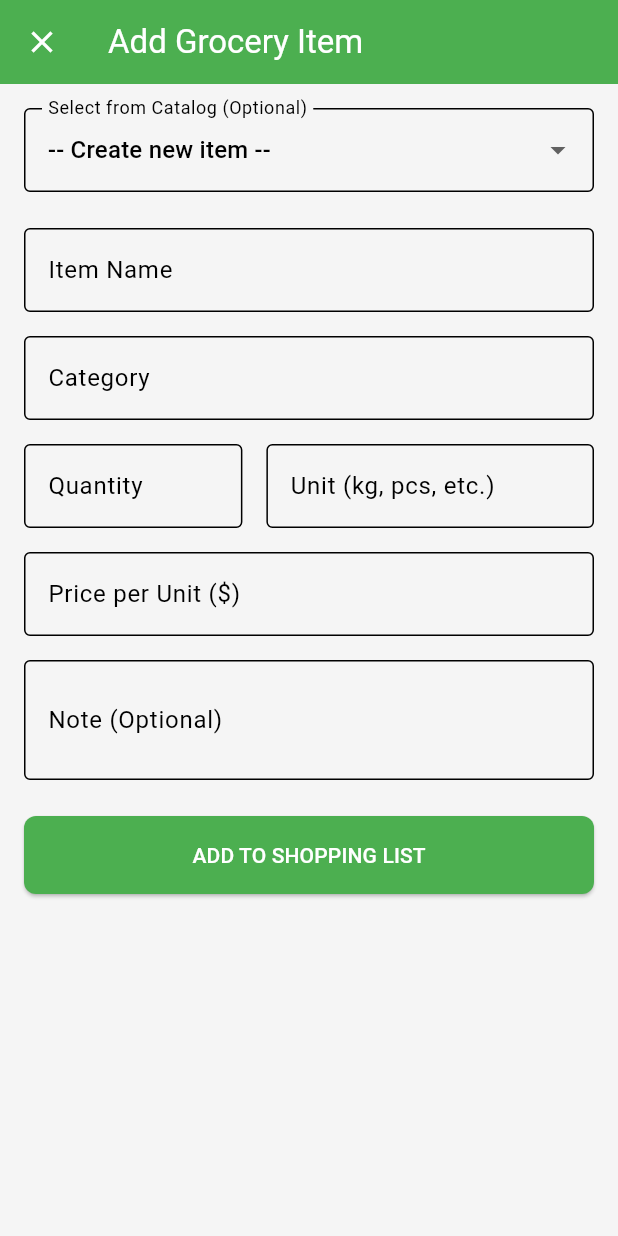
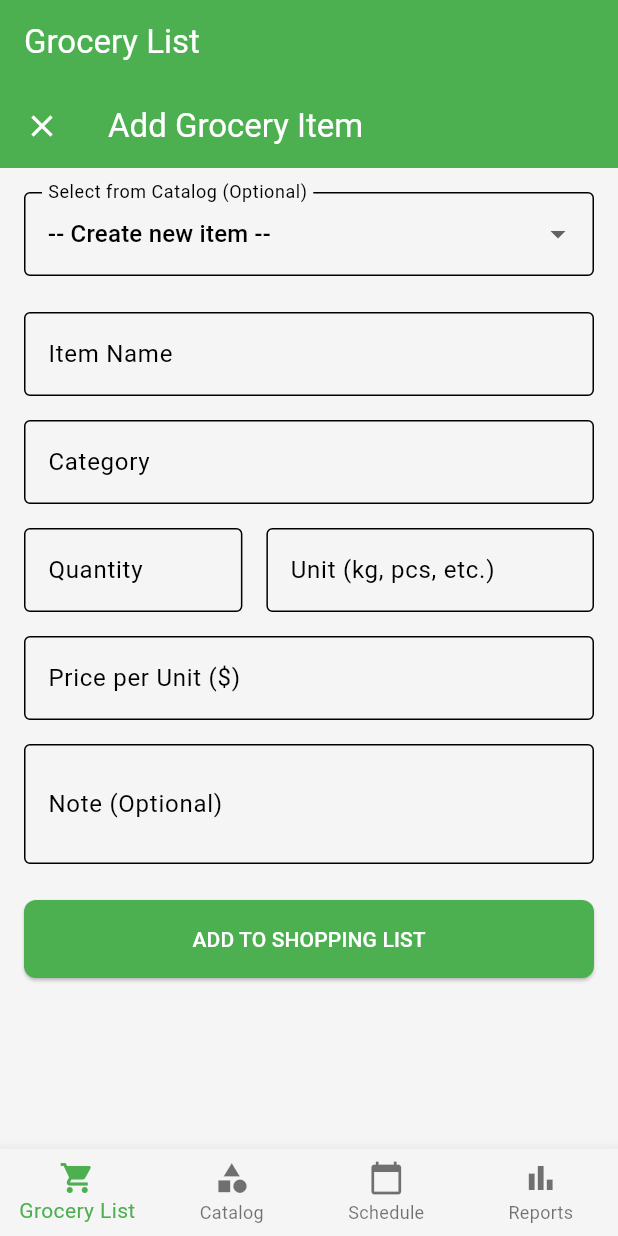
Before and after one commit to KayesAshfaQ/grocery_planner_app, a Flutter app: the screen it shows after launch, after a tap on the "add" icon, on a phone screen of 412 x 824 dp. Run offline on Flutter 3.47's test engine with Material 3 defaults, Android fonts, the light colour scheme and no system bars; our stand-ins replace connectivity_plus, dartz, dio, equatable, floor, flutter_bloc and 4 more; accounts and stored records are empty; generated files the repository leaves out were written again.

Commit message:
feat: refactor app routing to use StatefulShellRoute, HomePage as Dashboard and AnalyticsPage as ReportsPage

```diff
--- a/lib/config/routes/app_router.dart
+++ b/lib/config/routes/app_router.dart
@@ -2,12 +2,16 @@ import 'package:flutter/material.dart';
 import 'package:flutter_bloc/flutter_bloc.dart';
 import 'package:go_router/go_router.dart';
 import 'package:grocery_planner_app/features/home/presentation/blocs/grocery/grocery_bloc.dart';
+import 'package:grocery_planner_app/features/home/presentation/pages/dashboard.dart';
 import 'package:grocery_planner_app/features/home/presentation/pages/grocery_item_editor_page.dart';
-import 'package:grocery_planner_app/features/home/presentation/pages/analytics_page.dart';
+import 'package:grocery_planner_app/features/home/presentation/pages/reports_page.dart';
 import 'package:grocery_planner_app/features/home/presentation/pages/catalog_page.dart';
 import 'package:grocery_planner_app/features/home/presentation/pages/grocery_list_page.dart';
-import 'package:grocery_planner_app/features/home/presentation/pages/home_page.dart';
 import 'package:grocery_planner_app/features/home/presentation/pages/schedule_page.dart';
+
+// Create keys for `root` & `section` navigator avoiding unnecessary rebuilds
+final _rootNavigatorKey = GlobalKey<NavigatorState>();
+final _sectionNavigatorKey = GlobalKey<NavigatorState>();
 
 /// Application router configuration using go_router
 ///
@@ -17,61 +21,66 @@ class AppRouter {
   /// Creates the router configuration
   static GoRouter get router => _router;
 
-  // Route names for the application
-  /// Home screen route name
-  static const String home = '/';
-
-  /// Grocery list screen route name
-  static const String groceryList = '/grocery-list';
-
-  /// Add/edit grocery item screen route name
-  static const String groceryItemEditor = '/grocery-item-editor';
-
-  /// Schedule list screen route name
-  static const String scheduleList = '/schedule-list';
-
-  /// Add/edit schedule screen route name
-  static const String scheduleDetail = '/schedule';
-
-  /// Reports screen route name
-  static const String reports = '/reports';
-
-  /// Price history screen route name
-  static const String priceHistory = '/price-history';
-
-  /// Catalog screen route name
-  static const String catalog = '/catalog';
-
   /// Private router instance
   static final _router = GoRouter(
-    initialLocation: home,
+    navigatorKey: _rootNavigatorKey,
+    initialLocation: GroceryListPage.routePath,
     debugLogDiagnostics: true,
     routes: [
+      // Main stateful shell route for the bottom navigation
+      StatefulShellRoute.indexedStack(
+        builder: (context, state, navigationShell) {
+          // Return the widget that implements the custom shell (e.g a BottomNavigationBar).
+          // The [StatefulNavigationShell] is passed to be able to navigate to other branches in a stateful way.
+          return Dashboard(navigationShell: navigationShell);
+        },
+        branches: [
+          // Grocery List Branch
+          StatefulShellBranch(
+            navigatorKey: _sectionNavigatorKey,
+            routes: [
               GoRoute(
-        path: home,
-        builder: (context, state) => const HomePage(),
-      ),
+                path: GroceryListPage.routePath,
+                builder: (context, state) => const GroceryListShell(),
+                routes: [
                   GoRoute(
-        path: groceryList,
-        builder: (context, state) => GroceryListPage.create(),
-      ),
-      GoRoute(
-        path: groceryItemEditor,
+                    path: GroceryItemEditorPage.routePath,
                     builder: (context, state) {
                       final groceryBloc = state.extra as GroceryBloc;
-
                       return BlocProvider<GroceryBloc>.value(
                         value: groceryBloc,
                         child: const GroceryItemEditorPage(),
                       );
                     },
                   ),
+                ],
+              ),
+            ],
+          ),
+
+          // Catalog Branch
+          StatefulShellBranch(
+            routes: [
               GoRoute(
-        path: scheduleList,
-        builder: (context, state) => const SchedulePage(),
+                path: CatalogPage.routePath,
+                pageBuilder: (context, state) => const NoTransitionPage(
+                  child: CatalogPage(),
                 ),
+              ),
+            ],
+          ),
+
+          // Schedule Branch
+          StatefulShellBranch(
+            routes: [
               GoRoute(
-        path: '$scheduleDetail/:id',
+                path: SchedulePage.routePath,
+                pageBuilder: (context, state) => const NoTransitionPage(
+                  child: SchedulePage(),
+                ),
+                routes: [
+                  GoRoute(
+                    path: ':id',
                     builder: (context, state) {
                       final id = state.pathParameters['id'];
                       return Scaffold(
@@ -81,22 +90,36 @@ class AppRouter {
                       );
                     },
                   ),
+                ],
+              ),
+            ],
+          ),
+
+          // Reports Branch
+          StatefulShellBranch(
+            routes: [
               GoRoute(
-        path: reports,
-        builder: (context, state) => const AnalyticsPage(),
+                path: ReportsPage.routePath,
+                pageBuilder: (context, state) => const NoTransitionPage(
+                  child: ReportsPage(),
                 ),
+                routes: [
                   GoRoute(
-        path: '$priceHistory/:itemId',
+                    path: 'price-history/:itemId',
                     builder: (context, state) {
                       final itemId = state.pathParameters['itemId'];
                       return Scaffold(
-            body: Center(child: Text('Price History Screen for Item ID: $itemId - Implement me')),
+                        body: Center(
+                          child: Text('Price History Screen for Item ID: $itemId - Implement me'),
+                        ),
                       );
                     },
                   ),
-      GoRoute(
-        path: catalog,
-        builder: (context, state) => const CatalogPage(),
+                ],
+              ),
+            ],
+          ),
+        ],
       ),
     ],
     errorBuilder: (context, state) => Scaffold(
@@ -106,3 +129,13 @@ class AppRouter {
     ),
   );
 }
+
+/// A simple wrapper for the GroceryListPage with BlocProvider
+class GroceryListShell extends StatelessWidget {
+  const GroceryListShell({super.key});
+
+  @override
+  Widget build(BuildContext context) {
+    return GroceryListPage.create();
+  }
+}
--- a/lib/features/home/presentation/pages/analytics_page.dart
+++ /dev/null
@@ -1,12 +0,0 @@
-import 'package:flutter/material.dart';
-
-class AnalyticsPage extends StatelessWidget {
-  const AnalyticsPage({super.key});
-
-  @override
-  Widget build(BuildContext context) {
-    return const Center(
-      child: Text('Analytics Page'),
-    );
-  }
-}
--- a/lib/features/home/presentation/pages/catalog_page.dart
+++ b/lib/features/home/presentation/pages/catalog_page.dart
@@ -2,6 +2,9 @@ import 'package:flutter/material.dart';
 
 class CatalogPage extends StatelessWidget {
   const CatalogPage({super.key});
+
+  /// Route path for this page
+  static const String routePath = '/catalog';
 
   @override
   Widget build(BuildContext context) {
--- /dev/null
+++ b/lib/features/home/presentation/pages/dashboard.dart
@@ -0,0 +1,67 @@
+import 'package:flutter/material.dart';
+import 'package:go_router/go_router.dart';
+
+class Dashboard extends StatelessWidget {
+  /// Route path for this page
+  static const String routePath = '/';
+
+  final StatefulNavigationShell navigationShell;
+
+  const Dashboard({
+    Key? key,
+    required this.navigationShell,
+  }) : super(key: key);
+
+  // List of icons for the bottom navigation
+  static const List<IconData> _navigationIcons = [
+    Icons.shopping_cart,
+    Icons.category,
+    Icons.calendar_today,
+    Icons.bar_chart,
+  ];
+
+  // List of labels for the bottom navigation
+  static const List<String> _navigationLabels = [
+    'Grocery List',
+    'Catalog',
+    'Schedule',
+    'Reports',
+  ];
+
+  @override
+  Widget build(BuildContext context) {
+    return Scaffold(
+      appBar: AppBar(
+        title: Text(_navigationLabels[navigationShell.currentIndex]),
+        elevation: 0,
+      ),
+      body: navigationShell,
+      bottomNavigationBar: BottomNavigationBar(
+        type: BottomNavigationBarType.fixed,
+        currentIndex: navigationShell.currentIndex,
+        onTap: (index) => _onTap(context, index),
+        items: List.generate(
+          _navigationLabels.length,
+          (index) => BottomNavigationBarItem(
+            icon: Icon(_navigationIcons[index]),
+            label: _navigationLabels[index],
+          ),
+        ),
+      ),
+    );
+  }
+
+  void _onTap(BuildContext context, int index) {
+    // Only navigate if the tab is not already selected
+    if (index != navigationShell.currentIndex) {
+      navigationShell.goBranch(
+        index,
+        // A common pattern when using bottom navigation bars is to support
+        // navigating to the initial location when tapping the item that is
+        // already active. This example demonstrates how to support this behavior,
+        // using the initialLocation parameter of goBranch.
+        initialLocation: index == navigationShell.currentIndex,
+      );
+    }
+  }
+}
--- a/lib/features/home/presentation/pages/grocery_item_editor_page.dart
+++ b/lib/features/home/presentation/pages/grocery_item_editor_page.dart
@@ -12,6 +12,9 @@ import 'package:grocery_planner_app/features/home/presentation/blocs/grocery_edi
 class GroceryItemEditorPage extends StatefulWidget {
   /// Creates a new add grocery item page
   const GroceryItemEditorPage({Key? key}) : super(key: key);
+
+  /// Route path for this page (relative to parent)
+  static const String routePath = 'editor';
 
   @override
   State<GroceryItemEditorPage> createState() => _GroceryItemEditorPageState();
--- a/lib/features/home/presentation/pages/grocery_list_page.dart
+++ b/lib/features/home/presentation/pages/grocery_list_page.dart
@@ -1,13 +1,16 @@
 import 'package:flutter/material.dart';
 import 'package:flutter_bloc/flutter_bloc.dart';
 import 'package:go_router/go_router.dart';
-import 'package:grocery_planner_app/config/routes/app_router.dart';
 import 'package:grocery_planner_app/core/di/service_locator.dart';
 import 'package:grocery_planner_app/features/home/presentation/blocs/grocery/grocery_bloc.dart';
+import 'package:grocery_planner_app/features/home/presentation/pages/grocery_item_editor_page.dart';
 import 'package:grocery_planner_app/features/home/presentation/widgets/grocery_item_card.dart';
 
 class GroceryListPage extends StatefulWidget {
   const GroceryListPage({super.key});
+
+  /// Route path for this page
+  static const String routePath = '/grocery-list';
 
   /// Factory method that creates the page wrapped with necessary BlocProviders
   static Widget create() {
@@ -61,12 +64,12 @@ class _GroceryListPageState extends State<GroceryListPage> with SingleTickerProv
       ),
       floatingActionButton: FloatingActionButton(
         onPressed: () {
-          context.push(
-            AppRouter.groceryItemEditor,
+          // Updated to use route constants from the respective page files
+          context.go(
+            '${GroceryListPage.routePath}/${GroceryItemEditorPage.routePath}',
             extra: context.read<GroceryBloc>()..add(GetAllGroceryItemsEvent()),
           );
         },
-        tooltip: 'Add Item',
         child: const Icon(Icons.add),
       ),
     );
--- a/lib/features/home/presentation/pages/home_page.dart
+++ /dev/null
@@ -1,102 +0,0 @@
-import 'package:flutter/material.dart';
-import 'package:flutter_bloc/flutter_bloc.dart';
-
-import 'package:grocery_planner_app/features/home/presentation/pages/analytics_page.dart';
-import 'package:grocery_planner_app/features/home/presentation/pages/catalog_page.dart';
-import 'package:grocery_planner_app/features/home/presentation/pages/grocery_list_page.dart';
-import 'package:grocery_planner_app/features/home/presentation/cubits/navigation_cubit.dart';
-import 'package:grocery_planner_app/features/home/presentation/pages/schedule_page.dart';
-
-class HomePage extends StatelessWidget {
-  const HomePage({Key? key}) : super(key: key);
-
-  @override
-  Widget build(BuildContext context) {
-    return BlocProvider(
-      create: (_) => NavigationCubit(),
-      child: _HomePageView(),
-    );
-  }
-}
-
-class _HomePageView extends StatefulWidget {
-  @override
-  State<_HomePageView> createState() => _HomePageViewState();
-}
-
-class _HomePageViewState extends State<_HomePageView> {
-  late final PageController _pageController;
-
-  final List<Widget> _pages = [
-    GroceryListPage.create(),
-    const CatalogPage(),
-    const SchedulePage(),
-    const AnalyticsPage(),
-  ];
-
-  final List<String> _titles = const [
-    'Grocery List',
-    'Catalog',
-    'Schedule',
-    'Analytics',
-  ];
-
-  @override
-  void initState() {
-    super.initState();
-    _pageController = PageController(initialPage: 0);
-  }
-
-  @override
-  void dispose() {
-    _pageController.dispose();
-    super.dispose();
-  }
-
-  @override
-  Widget build(BuildContext context) {
-    return Scaffold(
-      appBar: AppBar(
-        title: BlocBuilder<NavigationCubit, int>(
-          builder: (context, state) => Text(_titles[state]),
-        ),
-        elevation: 0,
-      ),
-      body: BlocConsumer<NavigationCubit, int>(
-        listener: (context, state) {
-          _pageController.jumpToPage(state);
-        },
-        builder: (context, state) => PageView(
-          controller: _pageController,
-          physics: const NeverScrollableScrollPhysics(),
-          children: _pages,
-        ),
-      ),
-      bottomNavigationBar: BlocBuilder<NavigationCubit, int>(
-        builder: (context, state) => BottomNavigationBar(
-          type: BottomNavigationBarType.fixed,
-          currentIndex: state,
-          onTap: (index) => context.read<NavigationCubit>().updateIndex(index),
-          items: const [
-            BottomNavigationBarItem(
-              icon: Icon(Icons.shopping_cart),
-              label: 'Grocery List',
-            ),
-            BottomNavigationBarItem(
-              icon: Icon(Icons.category),
-              label: 'Catalog',
-            ),
-            BottomNavigationBarItem(
-              icon: Icon(Icons.calendar_today),
-              label: 'Schedule',
-            ),
-            BottomNavigationBarItem(
-              icon: Icon(Icons.bar_chart),
-              label: 'Analytics',
-            ),
-          ],
-        ),
-      ),
-    );
-  }
-}
--- /dev/null
+++ b/lib/features/home/presentation/pages/reports_page.dart
@@ -0,0 +1,15 @@
+import 'package:flutter/material.dart';
+
+class ReportsPage extends StatelessWidget {
+  const ReportsPage({super.key});
+
+  /// Route path for this page
+  static const String routePath = '/reports';
+
+  @override
+  Widget build(BuildContext context) {
+    return const Center(
+      child: Text('Reports Page'),
+    );
+  }
+}
--- a/lib/features/home/presentation/pages/schedule_page.dart
+++ b/lib/features/home/presentation/pages/schedule_page.dart
@@ -2,6 +2,9 @@ import 'package:flutter/material.dart';
 
 class SchedulePage extends StatelessWidget {
   const SchedulePage({super.key});
+
+  /// Route path for this page
+  static const String routePath = '/schedule-list';
 
   @override
   Widget build(BuildContext context) {
```
Lines whose indentation alone changed are shown as unchanged.
